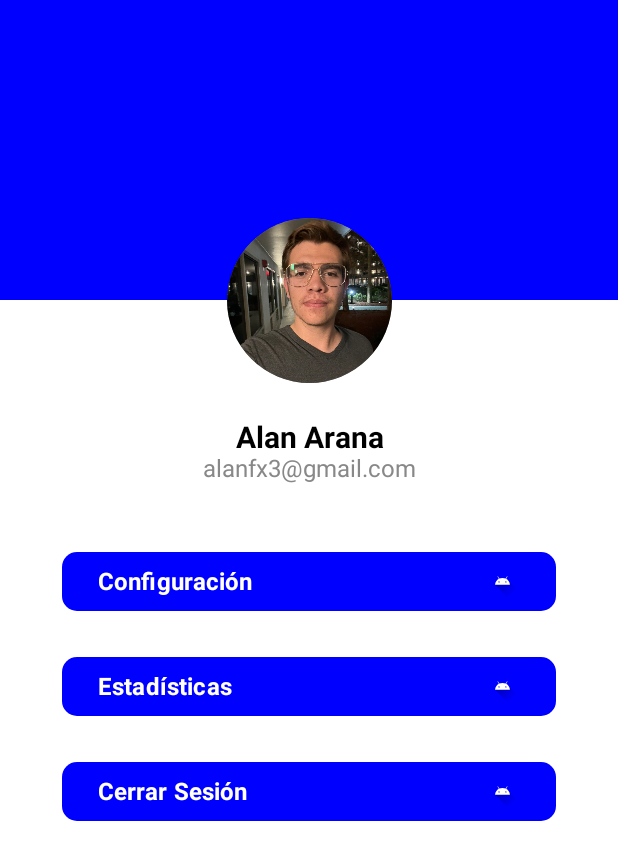
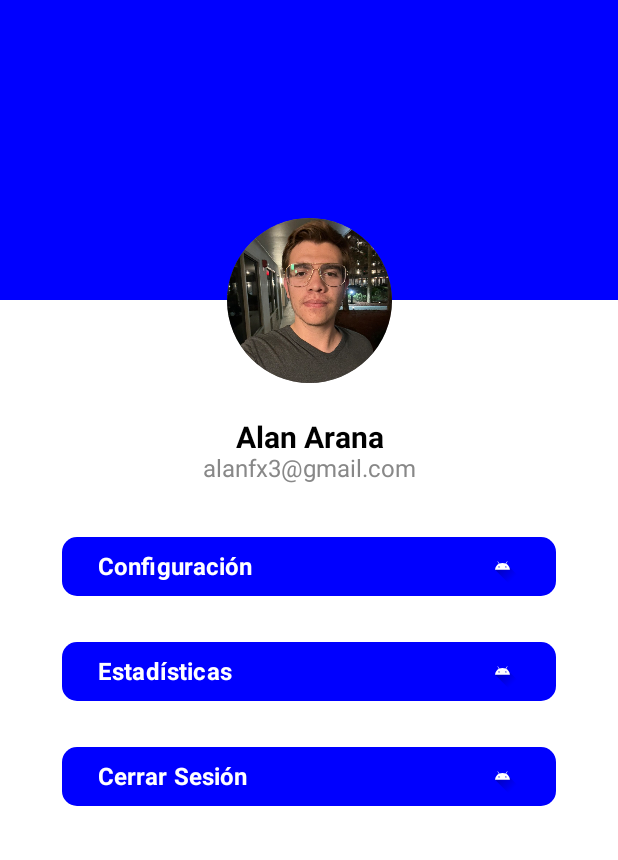
Before and after one commit to KevTav20/EasyReadingApp, an Android app built with Jetpack Compose: the @Preview function UserProfileScreenPreview, on a phone screen of 412 x 824 dp. Shown: the top 860 px of the screen. Run offline under Robolectric (Android 15) with nearby library versions, the phone set to English and light mode, and no system bars.

Commit message:
Interlineado entre los botones y funcionalidad de cerrar sesion

```diff
--- a/app/src/main/java/com/example/easyreadingapp/presentation/ui/screens/UserProfleScreen.kt
+++ b/app/src/main/java/com/example/easyreadingapp/presentation/ui/screens/UserProfleScreen.kt
@@ -1,5 +1,6 @@
 package com.example.easyreadingapp.presentation.ui.screens
 
+import android.app.Activity
 import androidx.compose.foundation.Image
 import androidx.compose.foundation.background
 import androidx.compose.foundation.layout.*
@@ -12,24 +13,25 @@ import androidx.compose.runtime.Composable
 import androidx.compose.ui.Alignment
 import androidx.compose.ui.Modifier
 import androidx.compose.ui.graphics.Color
-import androidx.compose.ui.graphics.Shape
 import androidx.compose.ui.layout.ContentScale
 import androidx.compose.ui.res.painterResource
 import androidx.compose.ui.text.font.FontWeight
 import androidx.compose.ui.text.style.TextAlign
 import androidx.compose.ui.unit.dp
 import androidx.compose.ui.unit.sp
+import androidx.compose.ui.tooling.preview.Preview
+import androidx.compose.ui.platform.LocalContext
+import androidx.compose.ui.draw.clip
 import com.example.easyreadingapp.R
-import androidx.compose.ui.tooling.preview.Preview
-import androidx.compose.ui.draw.clip
 
 @Composable
 fun UserProfileScreen() {
+    val activity = LocalContext.current as? Activity
+
     Column(
         modifier = Modifier.fillMaxSize(),
         horizontalAlignment = Alignment.CenterHorizontally
     ) {
-        // Fondo azul en la mitad superior
         Box(
             modifier = Modifier
                 .fillMaxWidth()
@@ -45,7 +47,7 @@ fun UserProfileScreen() {
                 contentAlignment = Alignment.Center
             ) {
                 Image(
-                    painter = painterResource(id = R.drawable.profile), // Cambia el recurso de imagen
+                    painter = painterResource(id = R.drawable.profile),
                     contentDescription = "Foto de perfil",
                     contentScale = ContentScale.Crop,
                     modifier = Modifier
@@ -72,21 +74,26 @@ fun UserProfileScreen() {
             textAlign = TextAlign.Center
         )
 
-        Spacer(modifier = Modifier.height(40.dp)) // Más espacio antes de los botones
+        Spacer(modifier = Modifier.height(30.dp))
 
         // Botones de opciones
-        ButtonOption("Configuración", Color.Blue, R.drawable.ic_launcher_foreground)
+        ButtonOption("Configuración", Color.Blue, R.drawable.ic_launcher_foreground, onClick = {})
         Spacer(modifier = Modifier.height(20.dp)) // Espaciado entre botones
-        ButtonOption("Estadísticas", Color.Blue, R.drawable.ic_launcher_foreground)
-        Spacer(modifier = Modifier.height(20.dp)) // Espaciado entre botones
-        ButtonOption("Cerrar Sesión", Color.Blue, R.drawable.ic_launcher_foreground)
+        ButtonOption("Estadísticas", Color.Blue, R.drawable.ic_launcher_foreground, onClick = {})
+        Spacer(modifier = Modifier.height(20.dp))
+        ButtonOption(
+            text = "Cerrar Sesión",
+            color = Color.Blue,
+            icon = R.drawable.ic_launcher_foreground,
+            onClick = { activity?.finish() } // Llama a finish() para cerrar la aplicación
+        )
     }
 }
 
 @Composable
-fun ButtonOption(text: String, color: Color, icon: Int) {
+fun ButtonOption(text: String, color: Color, icon: Int, onClick: () -> Unit) {
     Button(
-        onClick = { /* Acción para el botón */ },
+        onClick = onClick,
         modifier = Modifier
             .fillMaxWidth(0.8f)
             .height(50.dp)
```
